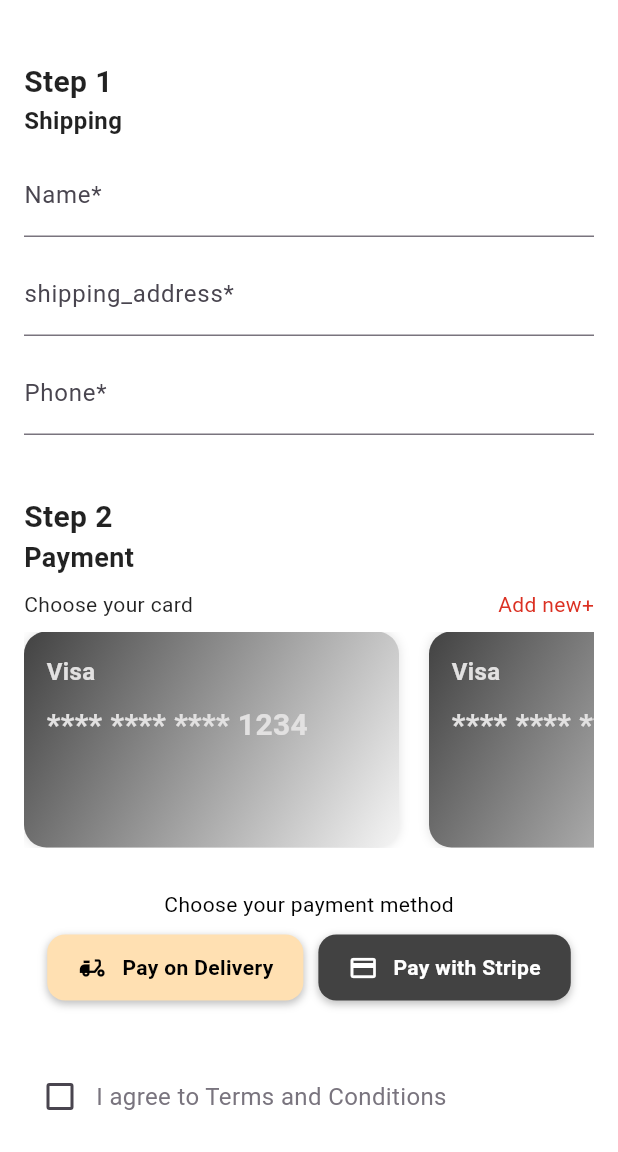
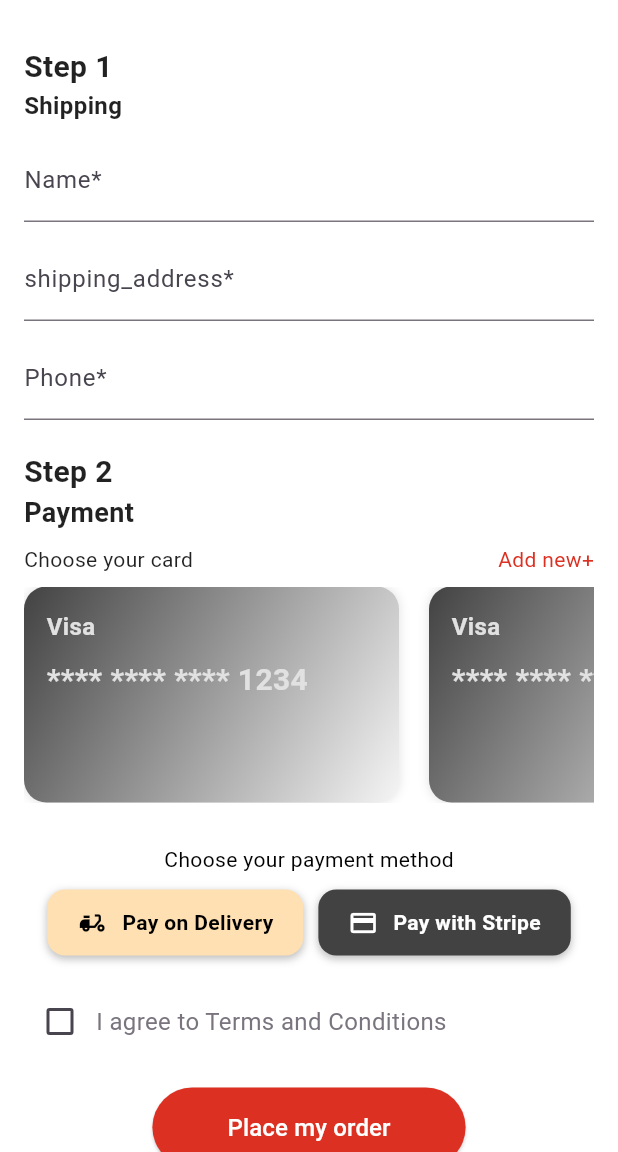
Before and after one commit to salcia100/e-commerce-mobile-app, a Flutter app: the CheckoutScreen screen opened directly, on a phone screen of 412 x 824 dp, the part 84-1236 px from its top. Run offline on Flutter 3.47's test engine with Material 3 defaults, Android fonts, the phone set to English and light mode, and no system bars; our stand-ins replace cached_network_image, flutter_secure_storage, fluttertoast, font_awesome_flutter, image_picker, shared_preferences and 1 more; accounts and stored records are empty; Roboto replaces fonts that are missing (Product Sans, Raleway).

Commit message:
other modifications

```diff
--- a/lib/constant/constant.dart
+++ b/lib/constant/constant.dart
@@ -1,5 +1,5 @@
 //API url
 //String apiUrl = 'http://10.0.2.2:8000/api';
 
-String apiUrl = 'http://192.168.100.3:8000/api';
-String IPv4 = '192.168.100.3';
+String apiUrl = 'http://192.168.100.11:8000/api';
+String IPv4 = '192.168.100.11';
--- a/lib/screens/checkout/components/bottom_section.dart
+++ b/lib/screens/checkout/components/bottom_section.dart
@@ -46,7 +46,7 @@ class _BottomSectionState extends State<BottomSection> {
           Navigator.push(
             context,
             MaterialPageRoute(
-              builder: (context) => CheckoutAccepted(), // ta page de succès
+              builder: (context) => CheckoutAccepted(), // page de succès
             ),
           );
         } else {
@@ -65,7 +65,7 @@ class _BottomSectionState extends State<BottomSection> {
   @override
   Widget build(BuildContext context) {
     return Container(
-      padding: EdgeInsets.symmetric(horizontal: 16, vertical: 20),
+      padding: EdgeInsets.symmetric(horizontal: 16, vertical: 10),
       child: Column(
         crossAxisAlignment: CrossAxisAlignment.start,
         children: [
--- a/lib/screens/checkout/components/payment_section.dart
+++ b/lib/screens/checkout/components/payment_section.dart
@@ -17,7 +17,7 @@ class _PaymentSectionState extends State<PaymentSection> {
   @override
   Widget build(BuildContext context) {
     return Container(
-      padding: EdgeInsets.symmetric(horizontal: 16, vertical: 20),
+      padding: EdgeInsets.symmetric(horizontal: 16, vertical: 10),
       child: Column(
         crossAxisAlignment: CrossAxisAlignment.start,
         children: [
--- a/lib/screens/checkout/components/shipping_section.dart
+++ b/lib/screens/checkout/components/shipping_section.dart
@@ -25,7 +25,7 @@ class _ShippingSectionState extends State<ShippingSection> {
   @override
   Widget build(BuildContext context) {
     return Container(
-        padding: EdgeInsets.symmetric(horizontal: 16, vertical: 20),
+        padding: EdgeInsets.symmetric(horizontal: 16, vertical: 10),
         child: Form(
           key: widget.formKey,
           child: Column(
--- a/lib/screens/customised_orders/components/appBar_custom.dart
+++ b/lib/screens/customised_orders/components/appBar_custom.dart
@@ -13,7 +13,7 @@ class CustomAppBar extends StatelessWidget implements PreferredSizeWidget {
         },
       ),
       title: Text(
-        ' Custom Product',
+        ' Custom Orders',
         style: TextStyle(
           color: Theme.of(context).textTheme.titleLarge?.color,
           fontSize: 18,
```
